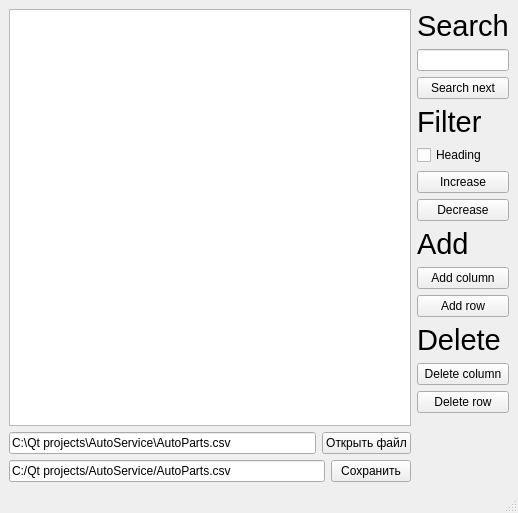
This is mainwindow.ui in AClockworkParrot/AutoServiceAPP as Qt 5 draws it before an edit. The edited form follows.
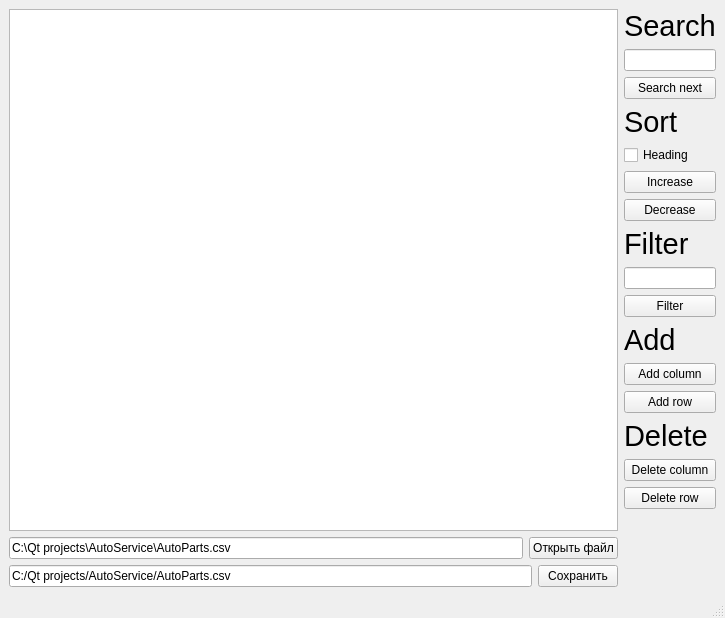
This is the edited form.

```diff
--- a/mainwindow.ui
+++ b/mainwindow.ui
@@ -6,8 +6,8 @@
    <rect>
     <x>0</x>
     <y>0</y>
-    <width>518</width>
-    <height>513</height>
+    <width>725</width>
+    <height>618</height>
    </rect>
   </property>
   <property name="sizePolicy">
@@ -132,7 +132,7 @@
            </font>
           </property>
           <property name="text">
-           <string>Filter</string>
+           <string>Sort</string>
           </property>
           <property name="alignment">
            <set>Qt::AlignmentFlag::AlignLeading|Qt::AlignmentFlag::AlignLeft|Qt::AlignmentFlag::AlignVCenter</set>
@@ -160,6 +160,28 @@
           </property>
          </widget>
         </item>
+        <item>
+         <widget class="QLabel" name="label_5">
+          <property name="font">
+           <font>
+            <pointsize>22</pointsize>
+           </font>
+          </property>
+          <property name="text">
+           <string>Filter</string>
+          </property>
+         </widget>
+        </item>
+        <item>
+         <widget class="QLineEdit" name="lineFilter"/>
+        </item>
+        <item>
+         <widget class="QPushButton" name="filterButton">
+          <property name="text">
+           <string>Filter</string>
+          </property>
+         </widget>
+        </item>
         <item>
          <widget class="QLabel" name="label_3">
           <property name="font">
```
Left out of the diff: 2 changed lines with no effect on the pictures.
